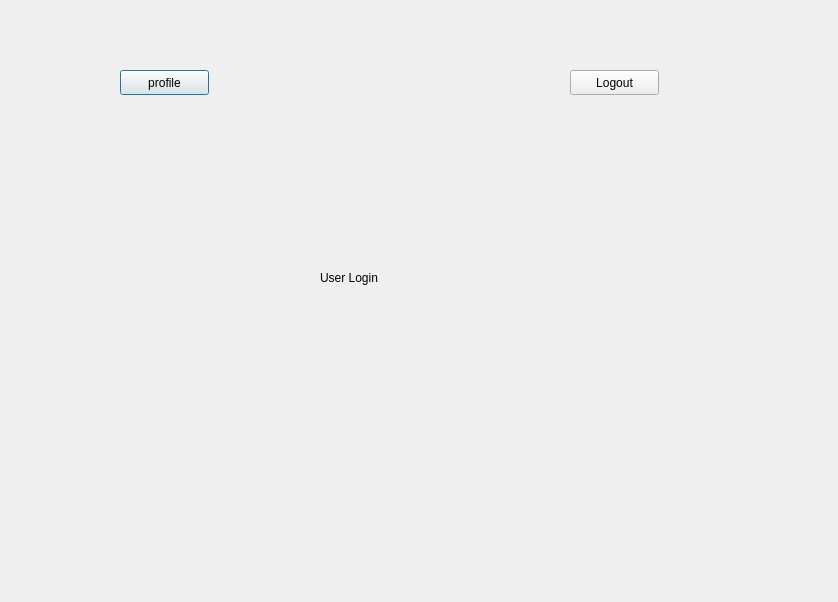
Qt form QTSDI/forms/userform.ui (JaredFA363/Cargo-E-MarketPlace) before a commit.
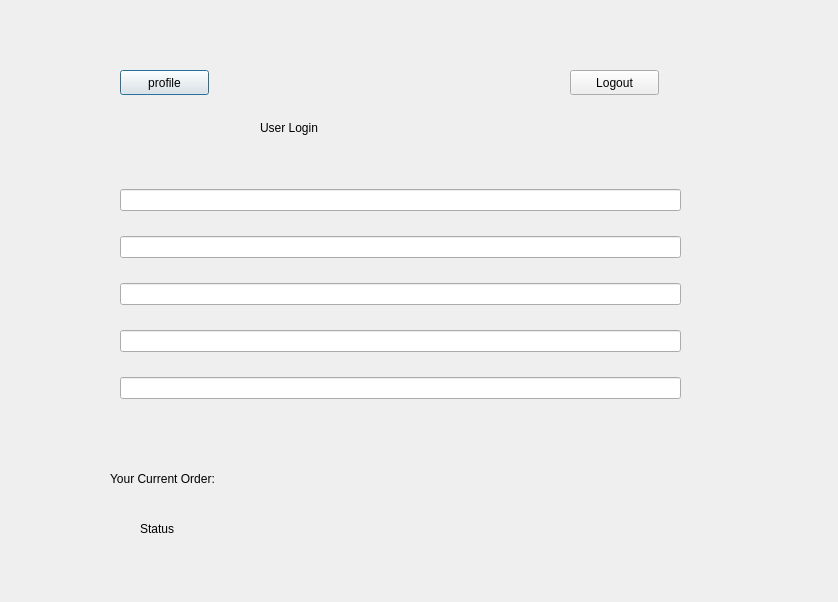
The same form after that commit.

Commit message: creating userform

What changed in the file:
```diff
--- a/QTSDI/forms/userform.ui
+++ b/QTSDI/forms/userform.ui
@@ -16,8 +16,8 @@
   <widget class="QLabel" name="label">
    <property name="geometry">
     <rect>
-     <x>320</x>
-     <y>270</y>
+     <x>260</x>
+     <y>120</y>
      <width>201</width>
      <height>16</height>
     </rect>
@@ -52,6 +52,85 @@
     <string>Logout</string>
    </property>
   </widget>
+  <widget class="QLabel" name="Orderid">
+   <property name="geometry">
+    <rect>
+     <x>350</x>
+     <y>470</y>
+     <width>67</width>
+     <height>17</height>
+    </rect>
+   </property>
+   <property name="text">
+    <string/>
+   </property>
+  </widget>
+  <widget class="QLabel" name="label_6">
+   <property name="geometry">
+    <rect>
+     <x>140</x>
+     <y>520</y>
+     <width>67</width>
+     <height>17</height>
+    </rect>
+   </property>
+   <property name="text">
+    <string>Status</string>
+   </property>
+  </widget>
+  <widget class="QLabel" name="status">
+   <property name="geometry">
+    <rect>
+     <x>350</x>
+     <y>520</y>
+     <width>67</width>
+     <height>17</height>
+    </rect>
+   </property>
+   <property name="text">
+    <string/>
+   </property>
+  </widget>
+  <widget class="QLabel" name="label_2">
+   <property name="geometry">
+    <rect>
+     <x>110</x>
+     <y>440</y>
+     <width>158</width>
+     <height>78</height>
+    </rect>
+   </property>
+   <property name="text">
+    <string>Your Current Order:</string>
+   </property>
+  </widget>
+  <widget class="QWidget" name="verticalLayoutWidget">
+   <property name="geometry">
+    <rect>
+     <x>120</x>
+     <y>170</y>
+     <width>561</width>
+     <height>251</height>
+    </rect>
+   </property>
+   <layout class="QVBoxLayout" name="verticalLayout">
+    <item>
+     <widget class="QLineEdit" name="lineEdit"/>
+    </item>
+    <item>
+     <widget class="QLineEdit" name="lineEdit_3"/>
+    </item>
+    <item>
+     <widget class="QLineEdit" name="lineEdit_4"/>
+    </item>
+    <item>
+     <widget class="QLineEdit" name="lineEdit_5"/>
+    </item>
+    <item>
+     <widget class="QLineEdit" name="lineEdit_2"/>
+    </item>
+   </layout>
+  </widget>
  </widget>
  <resources/>
  <connections/>
```
The commit also changes 2 other files.
